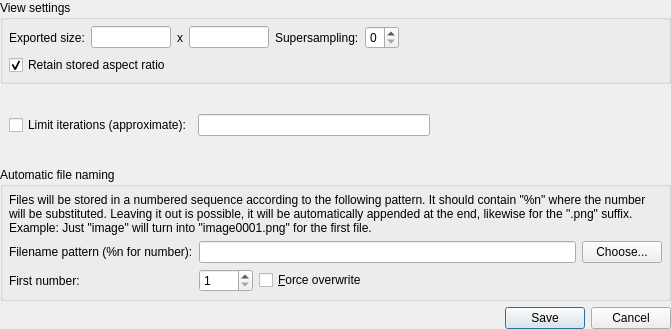
Before: the Qt Designer form src/batchrender.ui in bernds/GAPFixFractal, drawn with Qt 5.
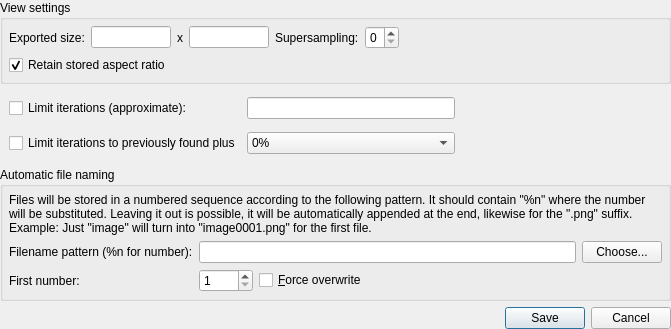
After: the same form once the commit is applied. Icons and pictures are not drawn.

Commit message:
Store computed maxiter and allow using it as a limit during rendering
Should primarily help when computing images of complete Julia sets with a
lot of interior points.

```diff
--- a/src/batchrender.ui
+++ b/src/batchrender.ui
@@ -156,7 +156,7 @@
    </item>
    <item>
     <widget class="QWidget" name="widget_3" native="true">
-     <layout class="QHBoxLayout" name="horizontalLayout_3">
+     <layout class="QGridLayout" name="gridLayout_2">
       <property name="leftMargin">
        <number>9</number>
       </property>
@@ -169,20 +169,7 @@
       <property name="bottomMargin">
        <number>0</number>
       </property>
-      <item>
-       <widget class="QCheckBox" name="maxiterCheckBox">
-        <property name="text">
-         <string>Limit iterations (approximate):</string>
-        </property>
-        <property name="checked">
-         <bool>false</bool>
-        </property>
-       </widget>
-      </item>
-      <item>
-       <widget class="QLineEdit" name="maxiterEdit"/>
-      </item>
-      <item>
+      <item row="0" column="2">
        <spacer name="horizontalSpacer_3">
         <property name="orientation">
          <enum>Qt::Horizontal</enum>
@@ -195,6 +182,58 @@
         </property>
        </spacer>
       </item>
+      <item row="0" column="0">
+       <widget class="QCheckBox" name="maxiterCheckBox">
+        <property name="text">
+         <string>Limit iterations (approximate):</string>
+        </property>
+        <property name="checked">
+         <bool>false</bool>
+        </property>
+       </widget>
+      </item>
+      <item row="0" column="1">
+       <widget class="QLineEdit" name="maxiterEdit"/>
+      </item>
+      <item row="1" column="0">
+       <widget class="QCheckBox" name="prevMaxiterCheckBox">
+        <property name="text">
+         <string>Limit iterations to previously found plus</string>
+        </property>
+        <property name="checked">
+         <bool>false</bool>
+        </property>
+       </widget>
+      </item>
+      <item row="1" column="1">
+       <widget class="QComboBox" name="prevMaxiterComboBox">
+        <item>
+         <property name="text">
+          <string>0%</string>
+         </property>
+        </item>
+        <item>
+         <property name="text">
+          <string>50%</string>
+         </property>
+        </item>
+        <item>
+         <property name="text">
+          <string>100%</string>
+         </property>
+        </item>
+        <item>
+         <property name="text">
+          <string>150%</string>
+         </property>
+        </item>
+        <item>
+         <property name="text">
+          <string>200%</string>
+         </property>
+        </item>
+       </widget>
+      </item>
      </layout>
     </widget>
    </item>
```
The commit also changes 4 other files.
